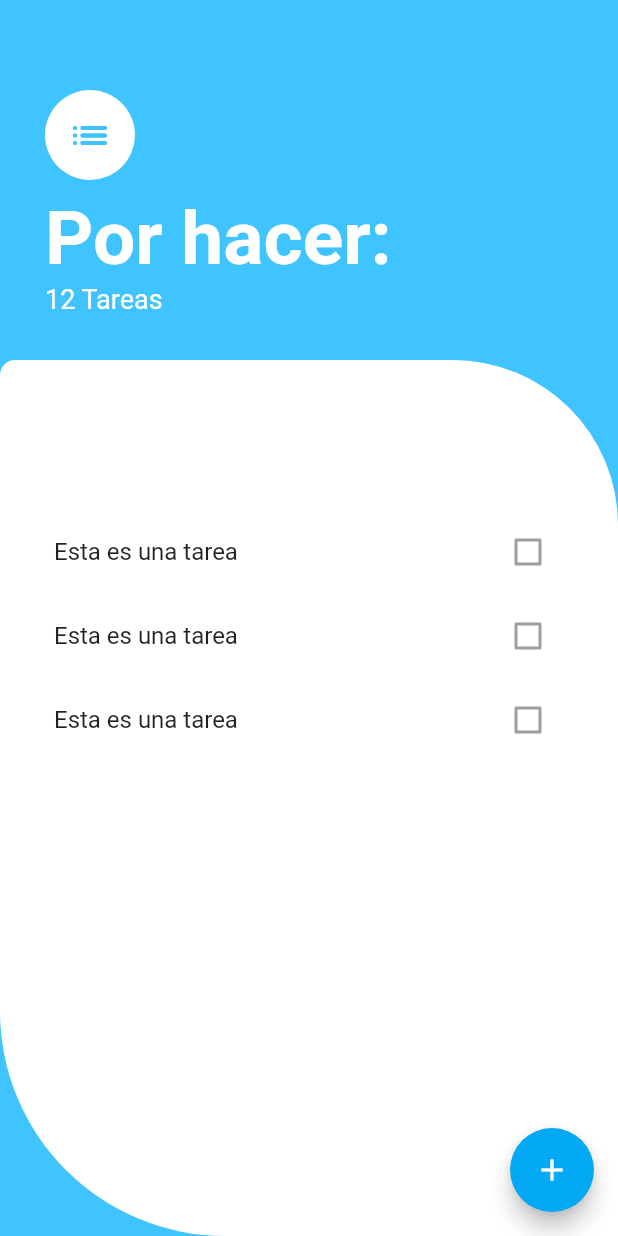
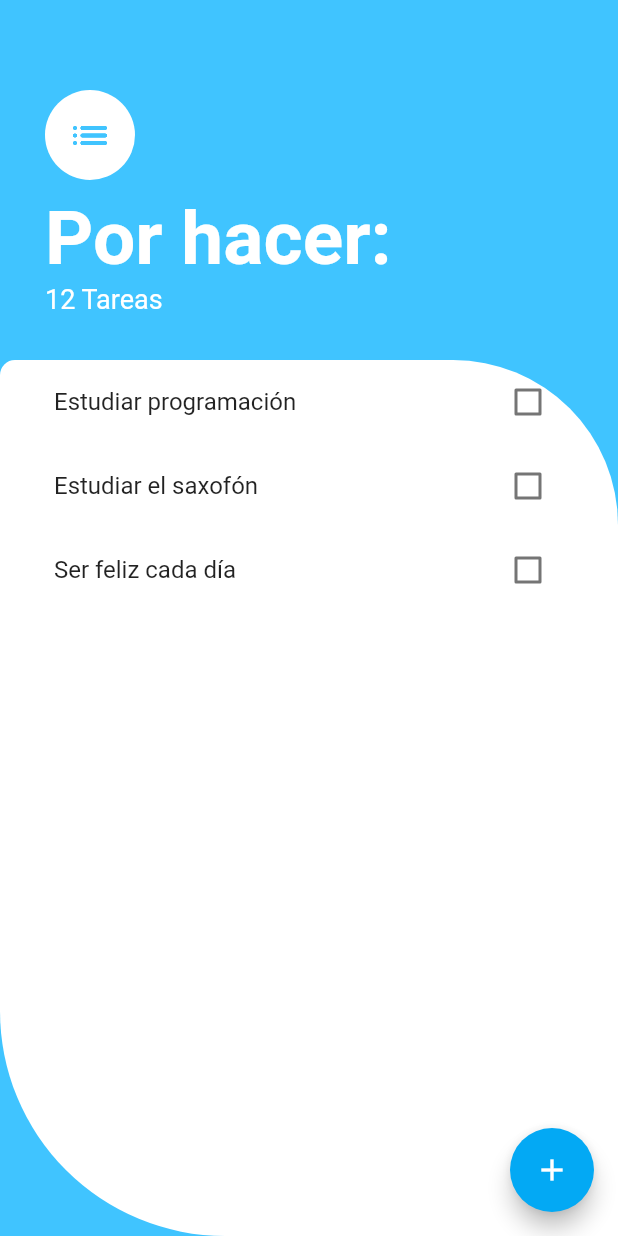
Before and after one commit to Gexedd/todoey_flutter, a Flutter app: the screen it shows after launch, on a phone screen of 412 x 824 dp. Run offline on Flutter 3.47's test engine with Material 2 defaults, Android fonts, the phone set to English and light mode, and no system bars.

Commit message:
Se corrigió el método onChange del task_tile.dart para que pudiera pasar el parametro booleano y el llamado a la función checkBoxCallBack.

```diff
--- a/lib/widgets/task_tile.dart
+++ b/lib/widgets/task_tile.dart
@@ -1,7 +1,11 @@
 import 'package:flutter/material.dart';
 
 class TaskTile extends StatelessWidget {
-  final bool isChecked = false;
+  final bool isChecked;
+  final String taskTitle;
+  final Function checkBoxCallback;
+
+  TaskTile({required this.isChecked, required this.taskTitle, required this.checkBoxCallback});
 
   //Se crea una función que sería el callback llamado cuando se haga click en la palomita
 
@@ -9,21 +13,18 @@ class TaskTile extends StatelessWidget {
   Widget build(BuildContext context) {
     return ListTile(
       title: Text(
-        'Esta es una tarea',
+        taskTitle,
         style: TextStyle(
             decoration: isChecked ? TextDecoration.lineThrough : null),
       ),
       trailing: Checkbox(
-        activeColor: Colors.lightBlueAccent,
-        value: isChecked,
-        onChanged: null //toggleCheckboxState,
-      ),
+          activeColor: Colors.lightBlueAccent,
+          value: isChecked,
+          onChanged:
+              (newValue){
+                checkBoxCallback(newValue); //Este es el código que me funcionó.
+          },
+          ),
     );
   }
 }
-
-/*if (checkBoxState != null) {
-setState(() {
-isChecked = checkBoxState;
-});
-}*/
--- a/lib/widgets/tasks_lists.dart
+++ b/lib/widgets/tasks_lists.dart
@@ -12,21 +12,27 @@ class TasksList extends StatefulWidget {
 }
 
 class _TasksListState extends State<TasksList> {
-  List<Task> tasks  = [
-    Task(name: "Tarea 1"),
-    Task(name: "Tarea 2" ),
-    Task(name: "Tarea 3" ),
+  List<Task> tasks = [
+    Task(name: "Estudiar programación"),
+    Task(name: "Estudiar el saxofón"),
+    Task(name: "Ser feliz cada día"),
   ];
 
   @override
   Widget build(BuildContext context) {
-    return ListView(
-      padding: EdgeInsets.only(top: 100),
-      children: [
-        TaskTile(),
-        TaskTile(),
-        TaskTile(),
-      ],
+    return ListView.builder(
+      itemBuilder: (context, index) {
+       return TaskTile(
+          taskTitle: tasks[index].name,
+          isChecked: tasks[index].isDone,
+          checkBoxCallback: (bool checkBoxState) {
+          setState(() {
+            tasks[index].toggleDone();
+        });
+      },
+    );
+  },
+      itemCount: tasks.length,
     );
   }
 }
```
